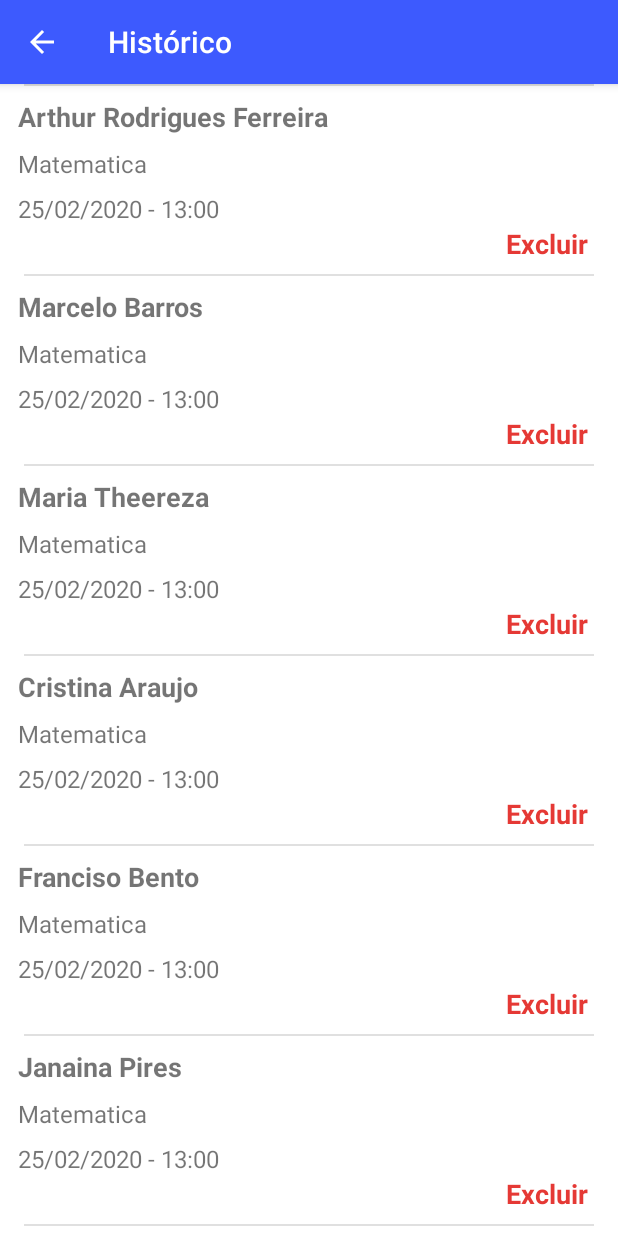
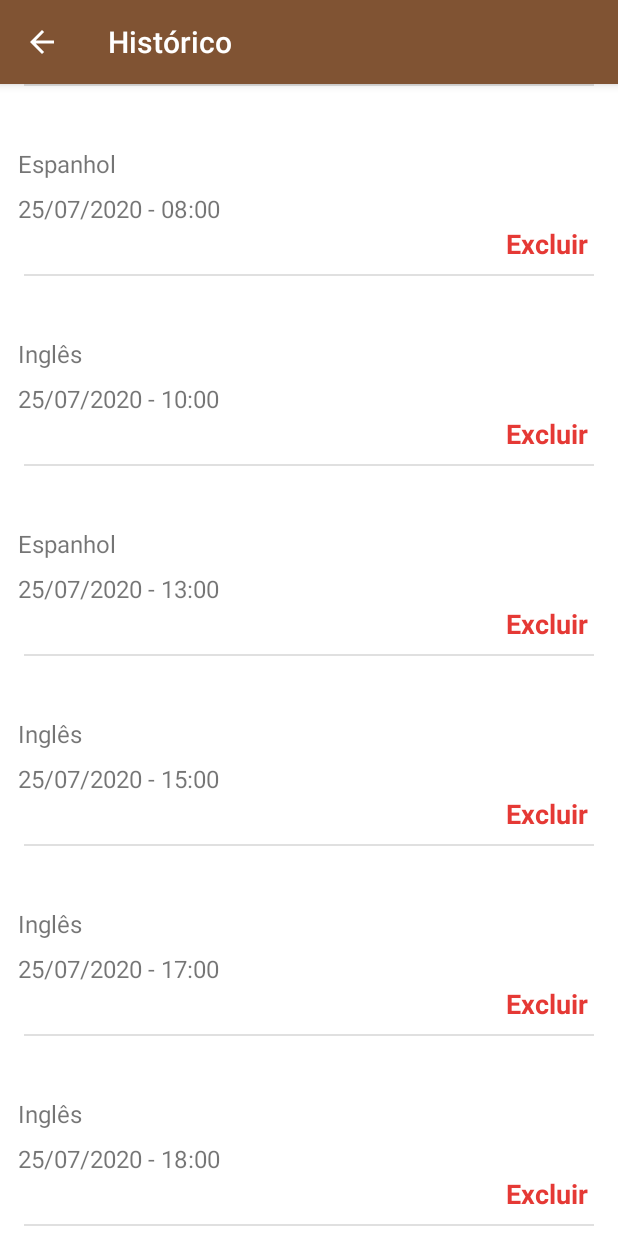
Before and after one commit to Antonioz98/Lecione, an Android app: the screen it shows after launch (HistoricoActivity), in the side drawer, after a tap on "Histórico", on a phone screen of 412 x 824 dp. Run offline under Robolectric (Android 15) with nearby library versions, the phone set to English and light mode, and no system bars; our stand-ins replace Room's generated code.

Commit message:
comeco do dao

```diff
--- a/app/src/main/AndroidManifest.xml
+++ b/app/src/main/AndroidManifest.xml
@@ -8,6 +8,7 @@
         android:label="@string/app_name"
         android:roundIcon="@mipmap/ic_launcher_round"
         android:supportsRtl="true"
+        android:name=".AppApplication"
         android:theme="@style/AppTheme">
         <activity android:name=".ui.activity.HistoricoActivity"></activity>
         <activity android:name=".ui.activity.AulasActivity" />
--- /dev/null
+++ b/app/src/main/java/com/example/lecione/AppApplication.kt
@@ -0,0 +1,24 @@
+package com.example.lecione
+
+import android.app.Application
+import com.example.lecione.di.daoModule
+import com.example.lecione.di.databaseModule
+import com.example.lecione.di.viewModelModule
+import org.koin.android.ext.koin.androidContext
+import org.koin.core.context.startKoin
+
+class AppApplication : Application() {
+    override fun onCreate() {
+        super.onCreate()
+        startKoin {
+            androidContext(this@AppApplication)
+            modules(
+                listOf(
+                    databaseModule,
+                    daoModule,
+                    viewModelModule
+                )
+            )
+        }
+    }
+}
--- /dev/null
+++ b/app/src/main/java/com/example/lecione/database/AppDatabase.kt
@@ -0,0 +1,18 @@
+package com.example.lecione.database
+
+import androidx.room.Database
+import androidx.room.RoomDatabase
+import com.example.lecione.database.dao.AlunoDao
+import com.example.lecione.database.dao.AulaDao
+import com.example.lecione.modelo.Aluno
+import com.example.lecione.modelo.Aula
+
+@Database(
+    version = 1,
+    entities = [Aluno::class, Aula::class],
+    exportSchema = false
+)
+abstract class AppDatabase : RoomDatabase() {
+    abstract fun alunoDao(): AlunoDao
+    abstract fun aulaDao(): AulaDao
+}
--- /dev/null
+++ b/app/src/main/java/com/example/lecione/database/dao/AlunoDao.kt
@@ -0,0 +1,17 @@
+package com.example.lecione.database.dao
+
+import androidx.lifecycle.LiveData
+import androidx.room.Dao
+import androidx.room.Insert
+import androidx.room.Query
+import com.example.lecione.modelo.Aluno
+
+@Dao
+interface AlunoDao {
+
+    @Insert
+    fun salva(aluno: Aluno) : Long
+
+    @Query("SELECT * FROM Aluno")
+    fun todos(): LiveData<List<Aluno>>
+}
--- /dev/null
+++ b/app/src/main/java/com/example/lecione/database/dao/AulaDao.kt
@@ -0,0 +1,17 @@
+package com.example.lecione.database.dao
+
+import androidx.lifecycle.LiveData
+import androidx.room.Dao
+import androidx.room.Insert
+import androidx.room.Query
+import com.example.lecione.modelo.Aula
+
+@Dao
+interface AulaDao {
+
+    @Insert
+    fun salva(aula: Aula) : Long
+
+    @Query("SELECT * FROM Aula")
+    fun todos(): LiveData<List<Aula>>
+}
--- /dev/null
+++ b/app/src/main/java/com/example/lecione/di/AppModules.kt
@@ -0,0 +1,37 @@
+package com.example.lecione.di
+
+import androidx.room.Room
+import com.example.lecione.database.AppDatabase
+import com.example.lecione.database.dao.AlunoDao
+import com.example.lecione.database.dao.AulaDao
+import com.example.lecione.repository.AlunoRepository
+import com.example.lecione.repository.AulaRepository
+import com.example.lecione.repository.HistoricoRepository
+import com.example.lecione.ui.viewmodel.AlunoViewModel
+import org.koin.android.viewmodel.dsl.viewModel
+import org.koin.dsl.module
+
+private const val NOME_BANCO_DE_DADOS = "lecione.db"
+
+val databaseModule = module {
+    single<AppDatabase> {
+        Room.databaseBuilder(
+            get(),
+            AppDatabase::class.java,
+            NOME_BANCO_DE_DADOS
+        ).build()
+    }
+}
+
+val daoModule = module {
+    single<AulaDao> { get<AppDatabase>().aulaDao() }
+    single<AlunoDao> { get<AppDatabase>().alunoDao() }
+    single<AulaRepository> { AulaRepository(get()) }
+    single<AlunoRepository> { AlunoRepository(get()) }
+    single<HistoricoRepository> { HistoricoRepository() }
+}
+
+val viewModelModule = module {
+    viewModel<AlunoViewModel> { AlunoViewModel(get()) }
+//    viewModel<DetalhesProdutoViewModel> { (id: Long) -> DetalhesProdutoViewModel(id, get()) }
+}
--- a/app/src/main/java/com/example/lecione/modelo/Aluno.kt
+++ b/app/src/main/java/com/example/lecione/modelo/Aluno.kt
@@ -1,17 +1,26 @@
 package com.example.lecione.modelo
 
+import androidx.room.ColumnInfo
+import androidx.room.Entity
+import androidx.room.PrimaryKey
 import java.io.Serializable
 
-class Aluno(var id: String, var nome: String, var telefone: String, var endereco: String): Serializable
+@Entity
+class Aluno(
+    @PrimaryKey(autoGenerate = true) var uid: Int = 0,
+    @ColumnInfo var nome: String,
+    @ColumnInfo var telefone: String,
+    @ColumnInfo var endereco: String
+) : Serializable
 
 fun simulaAlunos(): List<Aluno> {
     return listOf<Aluno>(
-        Aluno("2", "Arthur Rodrigues Ferreira", "3515-19684", "Rua nao te interessa"),
-        Aluno("2", "Marcelo Barros ", "3515-34632", "Rua Lucas Conceicao"),
-        Aluno("2", "Maria Theereza", "3515-63423", "Rua Guilherme Martin"),
-        Aluno("2", "Cristina Araujo", "3515-3443", "Rua Joao Paes de Barros"),
-        Aluno("2", "Franciso Bento", "3515-5436", "Rua Albestro sd"),
-        Aluno("2", "Janaina Pires", "3515-1234", "Rua nao te interessa"),
-        Aluno("2", "Carlos Alberto Costa", "3515-2423", "Rua nao te interessa")
+        Aluno(0, "Arthur Rodrigues Ferreira", "3515-19684", "Rua Padre José, 115"),
+        Aluno(0, "Marcelo Barros ", "3515-34632", "Rua Conceicao, 365"),
+        Aluno(0, "Maria Theereza", "3515-63423", "Rua Guilherme Martin, 10"),
+        Aluno(0, "Cristina Araujo", "3515-3443", "Rua João Paes de Barros, 2"),
+        Aluno(0, "Franciso Bento", "3515-5436", "Rua Joaquim Freire, 996"),
+        Aluno(0, "Janaina Pires", "3515-1234", "Rua Osmar Filho, 63"),
+        Aluno(0, "Carlos Alberto Costa", "3515-2423", "Rua Alberto Coelho, 227")
     )
 }
--- a/app/src/main/java/com/example/lecione/modelo/Aula.kt
+++ b/app/src/main/java/com/example/lecione/modelo/Aula.kt
@@ -1,15 +1,28 @@
 package com.example.lecione.modelo
 
-class Aula(var id: String, var aluno: Aluno, var horario: String, var data: String, var materia: String, var descricao: String, var endereco: String)
+import androidx.room.ColumnInfo
+import androidx.room.Entity
+import androidx.room.PrimaryKey
+
+@Entity
+class Aula(
+    @PrimaryKey(autoGenerate = true) var uid: Int = 0,
+//    @ColumnInfo var aluno: Aluno,
+    @ColumnInfo var horario: String,
+    @ColumnInfo var data: String,
+    @ColumnInfo var materia: String,
+    @ColumnInfo var descricao: String,
+    @ColumnInfo var endereco: String
+)
 
 fun simulaAulas(): List<Aula> {
     return listOf<Aula>(
-        Aula("2", simulaAlunos()[0], "13:00", "25/02/2020", "Matematica", "Continuar Materia", "Escola Martins"),
-        Aula("2", simulaAlunos()[1], "13:00", "25/02/2020", "Matematica", "Continuar Materia", "Escola Martins"),
-        Aula("2", simulaAlunos()[2], "13:00", "25/02/2020", "Matematica", "Continuar Materia", "Escola Martins"),
-        Aula("2", simulaAlunos()[3], "13:00", "25/02/2020", "Matematica", "Continuar Materia", "Escola Martins"),
-        Aula("2", simulaAlunos()[4], "13:00", "25/02/2020", "Matematica", "Continuar Materia", "Escola Martins"),
-        Aula("2", simulaAlunos()[5], "13:00", "25/02/2020", "Matematica", "Continuar Materia", "Escola Martins"),
-        Aula("2", simulaAlunos()[6], "13:00", "25/02/2020", "Matematica", "Continuar Materia", "Escola Martins")
+        Aula(0, "08:00", "25/07/2020", "Espanhol", "Continuar Materia", "Escola de idiomas"),
+        Aula(0, "10:00", "25/07/2020", "Inglês", "Verbo To be", "Escola de idiomas"),
+        Aula(0, "13:00", "25/07/2020", "Espanhol", "Continuar Materia", "Escola de idiomas"),
+        Aula(0, "15:00", "25/07/2020", "Inglês", "Continuar Materia", "Escola de idiomas"),
+        Aula(0, "17:00", "25/07/2020", "Inglês", "Intensivão pré-prova", "Rua Joaquim Freire, 996"),
+        Aula(0, "18:00", "25/07/2020", "Inglês", "Intensivão pré-prova", "Rua Joaquim Freire, 996"),
+        Aula(0, "08:00", "26/07/2020", "Espanhol", "Continuar Materia", "Escola de idiomas")
     )
 }
--- /dev/null
+++ b/app/src/main/java/com/example/lecione/repository/AlunoRepository.kt
@@ -0,0 +1,27 @@
+package com.example.lecione.repository
+
+import androidx.lifecycle.LiveData
+import androidx.lifecycle.MutableLiveData
+import com.example.lecione.database.dao.AlunoDao
+import com.example.lecione.modelo.Aluno
+import kotlinx.coroutines.CoroutineScope
+import kotlinx.coroutines.Dispatchers
+import kotlinx.coroutines.Job
+import kotlinx.coroutines.launch
+
+class AlunoRepository(private val dao: AlunoDao) {
+
+    private val job = Job()
+    private val scope = CoroutineScope(Dispatchers.IO + job)
+
+    fun buscaTodos(): LiveData<List<Aluno>> = dao.todos()
+
+    fun salva(aluno: Aluno): LiveData<Resource<Long>> {
+        return MutableLiveData<Resource<Long>>().also { liveDate ->
+            scope.launch {
+                val idPagamento = dao.salva(aluno)
+                liveDate.postValue(Resource(idPagamento))
+            }
+        }
+    }
+}
--- /dev/null
+++ b/app/src/main/java/com/example/lecione/repository/HistoricoRepository.kt
@@ -0,0 +1,5 @@
+package com.example.lecione.repository
+
+class HistoricoRepository {
+
+}
--- /dev/null
+++ b/app/src/main/java/com/example/lecione/repository/Resource.kt
@@ -0,0 +1,3 @@
+package com.example.lecione.repository
+
+class Resource<T>(val dado: T)
--- a/app/src/main/java/com/example/lecione/ui/activity/AlunosActivity.kt
+++ b/app/src/main/java/com/example/lecione/ui/activity/AlunosActivity.kt
@@ -6,17 +6,21 @@ import android.view.MenuItem
 import androidx.appcompat.app.ActionBarDrawerToggle
 import androidx.appcompat.app.AppCompatActivity
 import androidx.core.view.GravityCompat
+import androidx.lifecycle.Observer
 import com.example.lecione.R
 import com.example.lecione.modelo.ARGUMENTO_ALUNO
 import com.example.lecione.modelo.Aluno
 import com.example.lecione.modelo.simulaAlunos
 import com.example.lecione.ui.adapter.AlunosAdapter
+import com.example.lecione.ui.viewmodel.AlunoViewModel
 import com.google.android.material.navigation.NavigationView
 import kotlinx.android.synthetic.main.activity_alunos.*
+import org.koin.android.viewmodel.ext.android.viewModel
 
 class AlunosActivity : AppCompatActivity(), NavigationView.OnNavigationItemSelectedListener {
 
     private val adapter by lazy { AlunosAdapter(this) }
+    private val viewModel: AlunoViewModel by viewModel()
 
     override fun onCreate(savedInstanceState: Bundle?) {
         super.onCreate(savedInstanceState)
@@ -24,6 +28,13 @@ class AlunosActivity : AppCompatActivity(), NavigationView.OnNavigationItemSelec
         configuraDrawer()
         configuraListaDeAlunos()
         configuraFAB()
+        atualizaAlunos()
+    }
+
+    private fun atualizaAlunos() {
+        viewModel.todos().observe(this, Observer {
+            adapter.atualizaAlunos(it)
+        })
     }
 
     private fun configuraFAB() {
@@ -37,7 +48,6 @@ class AlunosActivity : AppCompatActivity(), NavigationView.OnNavigationItemSelec
         adapter.clickListener = {
             abreFormulario(it)
         }
-        adapter.atualizaAlunos(simulaAlunos())
     }
 
     private fun abreFormulario(aluno: Aluno?) {
--- a/app/src/main/java/com/example/lecione/ui/activity/FormularioAlunoActivity.kt
+++ b/app/src/main/java/com/example/lecione/ui/activity/FormularioAlunoActivity.kt
@@ -8,11 +8,15 @@ import android.widget.Toast
 import com.example.lecione.R
 import com.example.lecione.modelo.ARGUMENTO_ALUNO
 import com.example.lecione.modelo.Aluno
+import com.example.lecione.modelo.simulaAlunos
+import com.example.lecione.ui.viewmodel.AlunoViewModel
 import kotlinx.android.synthetic.main.activity_formulario_aluno.*
+import org.koin.android.viewmodel.ext.android.viewModel
 
 class FormularioAlunoActivity : AppCompatActivity() {
 
     private var alunoRecebido: Aluno? = null
+    private val viewModel: AlunoViewModel by viewModel()
 
     override fun onCreate(savedInstanceState: Bundle?) {
         super.onCreate(savedInstanceState)
@@ -37,6 +41,7 @@ class FormularioAlunoActivity : AppCompatActivity() {
 
     private fun salvar() {
         if (formularioValido()) {
+            viewModel.salva(Aluno(nome = "Arthur Rodrigues Ferreira", telefone = "3515-19684", endereco = "Rua Padre José, 115"))
             finish()
         } else {
             Toast.makeText(this, "Preencha todos os campos obrigatórios!", Toast.LENGTH_SHORT).show()
--- a/app/src/main/java/com/example/lecione/ui/viewholder/AulaViewHolder.kt
+++ b/app/src/main/java/com/example/lecione/ui/viewholder/AulaViewHolder.kt
@@ -8,7 +8,7 @@ import kotlinx.android.synthetic.main.item_aula.view.*
 class AulaViewHolder(view: View) : RecyclerView.ViewHolder(view) {
 
     fun bindView(aula: Aula, clickListener: (Aula, Int) -> Unit) {
-        itemView.aula_nome.text = aula.aluno.nome
+//        itemView.aula_nome.text = aula.aluno.nome
         itemView.aula_materia.text = aula.materia
         itemView.aula_endereco.text = aula.endereco
         itemView.aula_horario.text = "${aula.data} - ${aula.horario}"
--- a/app/src/main/java/com/example/lecione/ui/viewholder/HistoricoViewHolder.kt
+++ b/app/src/main/java/com/example/lecione/ui/viewholder/HistoricoViewHolder.kt
@@ -8,7 +8,7 @@ import kotlinx.android.synthetic.main.item_historico.view.*
 class HistoricoViewHolder(view: View) : RecyclerView.ViewHolder(view) {
 
     fun bindView(aula: Aula, clickListener: (Aula, Int) -> Unit) {
-        itemView.historico_nome.text = aula.aluno.nome
+//        itemView.historico_nome.text = aula.aluno.nome
         itemView.historico_materia.text = aula.materia
         itemView.historico_horario.text = "${aula.data} - ${aula.horario}"
     }
--- /dev/null
+++ b/app/src/main/java/com/example/lecione/ui/viewmodel/AlunoViewModel.kt
@@ -0,0 +1,12 @@
+package com.example.lecione.ui.viewmodel
+
+import androidx.lifecycle.ViewModel
+import com.example.lecione.modelo.Aluno
+import com.example.lecione.repository.AlunoRepository
+
+class AlunoViewModel(private val alunoRepository: AlunoRepository) : ViewModel() {
+
+    fun salva(aluno: Aluno) = alunoRepository.salva(aluno)
+
+    fun todos() = alunoRepository.buscaTodos()
+}
--- a/app/src/main/res/layout/item_aula.xml
+++ b/app/src/main/res/layout/item_aula.xml
@@ -72,7 +72,7 @@
             android:background="?selectableItemBackground"
             android:clickable="true"
             android:focusable="true"
-            android:text="Descarmar"
+            android:text="Desmarcar"
             android:textAlignment="center"
             android:textColor="#E53935"
             android:textSize="18sp"
--- a/app/src/main/res/values/colors.xml
+++ b/app/src/main/res/values/colors.xml
@@ -1,7 +1,7 @@
 <?xml version="1.0" encoding="utf-8"?>
 <resources>
-    <color name="colorAccent">#448aff</color>
-    <color name="colorPrimary">#3d5afe</color>
-    <color name="colorPrimaryLight">#8187ff</color>
-    <color name="colorPrimaryDark">#0031ca</color>
+    <color name="colorAccent">#81593D</color>
+    <color name="colorPrimary">#805333</color>
+    <color name="colorPrimaryLight">#b2805d</color>
+    <color name="colorPrimaryDark">#502a0c</color>
 </resources>
```
Also changed, not shown: app/build.gradle (+19 -11 lines), app/src/main/java/com/example/lecione/repository/AulaRepository.kt (added, +7 -0 lines).
